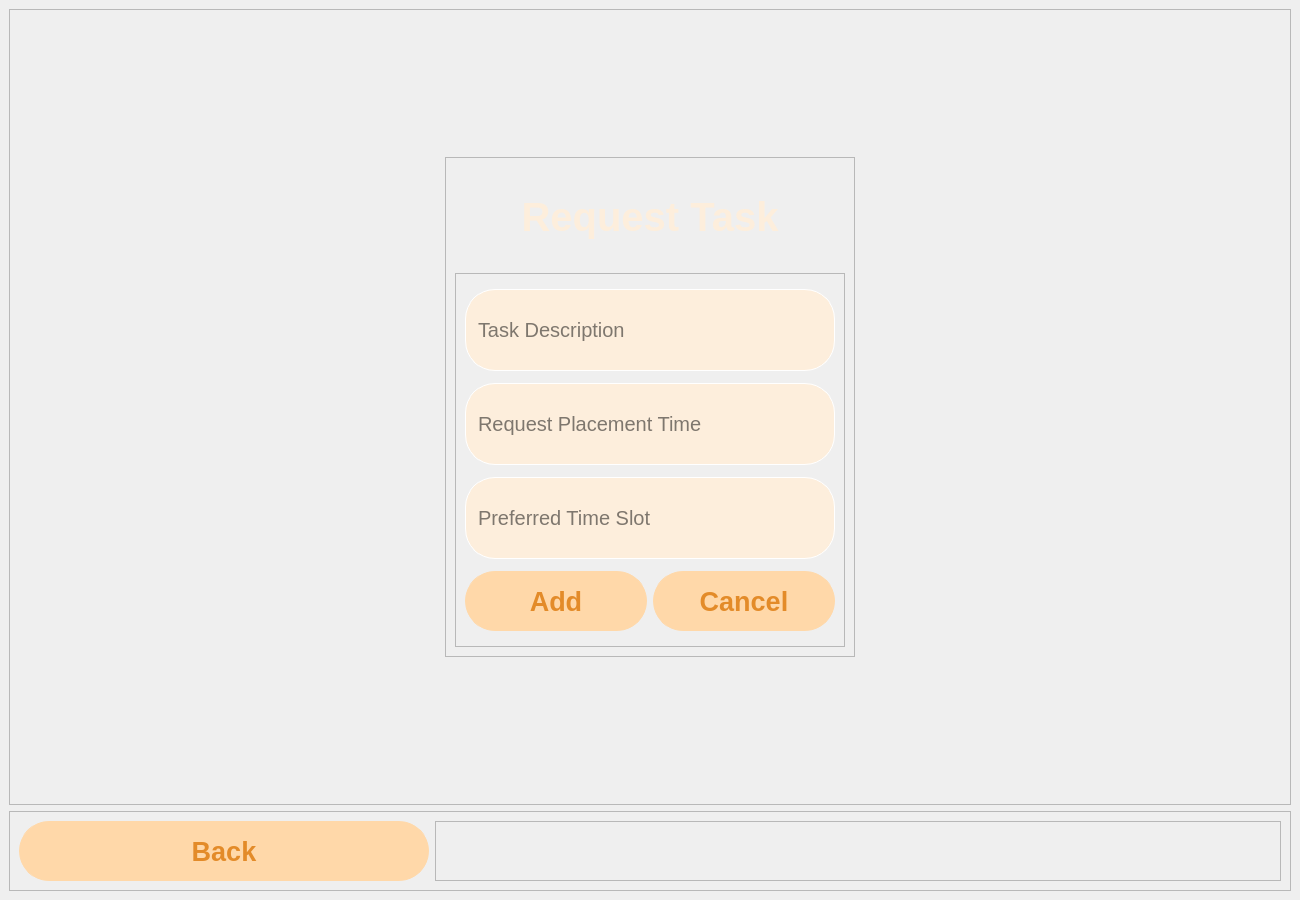
esraa-emary/Task-Worker-Matching, file Forms/requesttask.ui: the form before one commit.
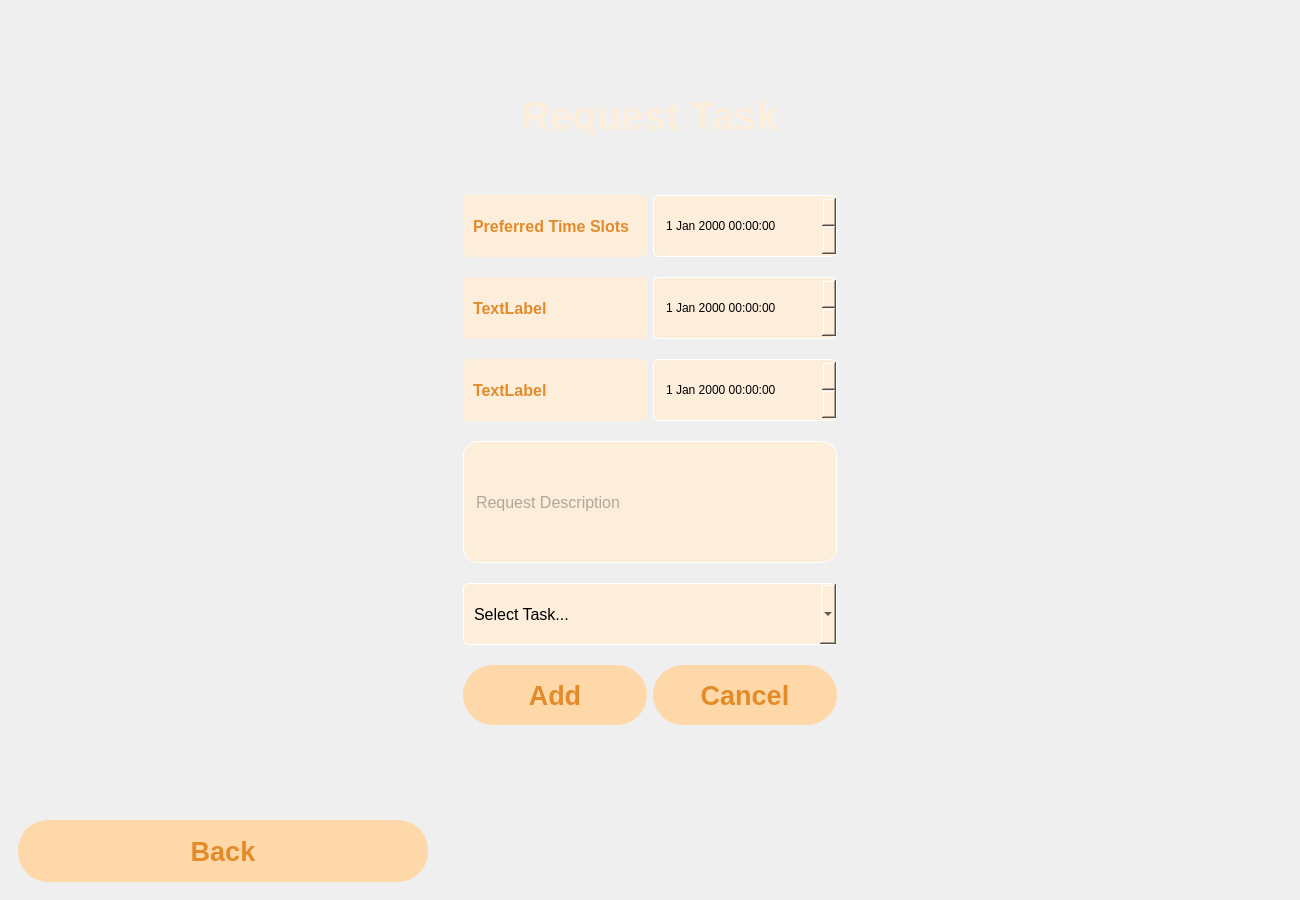
The form after the commit.

Commit message: add workers page, request page

What changed in the file:
```diff
--- a/Forms/requesttask.ui
+++ b/Forms/requesttask.ui
@@ -17,6 +17,24 @@
    <string notr="true"/>
   </property>
   <widget class="QWidget" name="centralwidget">
+   <property name="styleSheet">
+    <string notr="true">#centralwidget {
+    background: qradialgradient(
+        cx: 0.5, cy: 0.5,
+        fx: 0.5, fy: 0.5,
+        radius: 0.5,
+        stop: 0.2981 rgba(241, 166, 97, 255),
+        stop: 1 rgba(227, 139, 41, 255)
+    );
+}
+QFrame {
+    background: transparent;
+    border: none;
+}
+QLineEdit{
+	color: rgb(0, 0, 0,0.6);
+}</string>
+   </property>
    <layout class="QGridLayout" name="gridLayout">
     <item row="0" column="0">
      <widget class="QFrame" name="frame_4">
@@ -32,7 +50,7 @@
          <property name="maximumSize">
           <size>
            <width>410</width>
-           <height>500</height>
+           <height>700</height>
           </size>
          </property>
          <property name="frameShape">
@@ -70,14 +88,22 @@
           <item row="1" column="0" colspan="2">
            <widget class="QFrame" name="frame_2">
             <property name="styleSheet">
-             <string notr="true">QLineEdit{
-	height: 80px;
-	border-radius: 10px;
-	border: 1px solid #fff;
-	padding-left:10px;
+             <string notr="true">QLineEdit,QComboBox,QDateTimeEdit {
+    height: 60px;
+    border-radius: 5px;
+    border: 1px solid #fff;
+    padding-left: 10px;
+    background-color: #FDEEDC;
+}
+
+QLabel{
 	background-color: #FDEEDC;
+color:#E38B29;
+    border-radius: 5px;
+}
 
-border-radius: 30px;
+QComboBox::drop-down,QComboBox::down-arrow  {
+	margin:20px;
 }
 
 QPushButton{
@@ -105,8 +131,67 @@
              <property name="topMargin">
               <number>9</number>
              </property>
-             <item row="3" column="1">
-              <widget class="QPushButton" name="pushButton">
+             <item row="0" column="0">
+              <widget class="QLabel" name="label">
+               <property name="font">
+                <font>
+                 <pointsize>12</pointsize>
+                 <bold>true</bold>
+                </font>
+               </property>
+               <property name="text">
+                <string>Preferred Time Slots</string>
+               </property>
+               <property name="alignment">
+                <set>Qt::AlignmentFlag::AlignLeading|Qt::AlignmentFlag::AlignLeft|Qt::AlignmentFlag::AlignVCenter</set>
+               </property>
+               <property name="indent">
+                <number>10</number>
+               </property>
+              </widget>
+             </item>
+             <item row="4" column="0" colspan="2">
+              <widget class="QComboBox" name="comboBox">
+               <property name="font">
+                <font>
+                 <pointsize>12</pointsize>
+                </font>
+               </property>
+               <property name="styleSheet">
+                <string notr="true"/>
+               </property>
+               <property name="placeholderText">
+                <string>Select Task...</string>
+               </property>
+              </widget>
+             </item>
+             <item row="2" column="1">
+              <widget class="QDateTimeEdit" name="endDate"/>
+             </item>
+             <item row="1" column="0">
+              <widget class="QLabel" name="label_2">
+               <property name="font">
+                <font>
+                 <pointsize>12</pointsize>
+                 <bold>true</bold>
+                </font>
+               </property>
+               <property name="text">
+                <string>TextLabel</string>
+               </property>
+               <property name="alignment">
+                <set>Qt::AlignmentFlag::AlignLeading|Qt::AlignmentFlag::AlignLeft|Qt::AlignmentFlag::AlignVCenter</set>
+               </property>
+               <property name="indent">
+                <number>10</number>
+               </property>
+              </widget>
+             </item>
+             <item row="1" column="1">
+              <widget class="QDateTimeEdit" name="startDate"/>
+             </item>
+             <item row="7" column="1">
+              <widget class="QPushButton" name="cancel">
                <property name="maximumSize">
                 <size>
                  <width>16777215</width>
@@ -127,32 +212,27 @@
                </property>
               </widget>
              </item>
-             <item row="0" column="0" colspan="2">
-              <widget class="QLineEdit" name="taskId">
+             <item row="2" column="0">
+              <widget class="QLabel" name="label_3">
                <property name="font">
                 <font>
-                 <pointsize>15</pointsize>
+                 <pointsize>12</pointsize>
+                 <bold>true</bold>
                 </font>
                </property>
-               <property name="placeholderText">
-                <string>Task Description</string>
+               <property name="text">
+                <string>TextLabel</string>
                </property>
-              </widget>
-             </item>
-             <item row="1" column="0" colspan="2">
-              <widget class="QLineEdit" name="requestPlacementTime">
-               <property name="font">
-                <font>
-                 <pointsize>15</pointsize>
-                </font>
+               <property name="alignment">
+                <set>Qt::AlignmentFlag::AlignLeading|Qt::AlignmentFlag::AlignLeft|Qt::AlignmentFlag::AlignVCenter</set>
                </property>
-               <property name="placeholderText">
-                <string>Request Placement Time</string>
+               <property name="indent">
+                <number>10</number>
                </property>
               </widget>
              </item>
-             <item row="3" column="0">
-              <widget class="QPushButton" name="submit">
+             <item row="7" column="0">
+              <widget class="QPushButton" name="add">
                <property name="maximumSize">
                 <size>
                  <width>16777215</width>
@@ -173,18 +253,29 @@
                </property>
               </widget>
              </item>
-             <item row="2" column="0" colspan="2">
-              <widget class="QLineEdit" name="preferredTimeSlot">
+             <item row="0" column="1">
+              <widget class="QDateTimeEdit" name="preferredTimeSlots"/>
+             </item>
+             <item row="3" column="0" colspan="2">
+              <widget class="QLineEdit" name="description">
                <property name="font">
                 <font>
-                 <pointsize>15</pointsize>
+                 <pointsize>12</pointsize>
                 </font>
                </property>
-               <property name="text">
-                <string/>
+               <property name="styleSheet">
+                <string notr="true">QLineEdit{
+	height: 120px;
+	border-radius: 10px;
+	border: 1px solid #fff;
+	padding-left:10px;
+	background-color: #FDEEDC;
+
+border-radius: 15px;
+}</string>
                </property>
                <property name="placeholderText">
-                <string>Preferred Time Slot</string>
+                <string>Request Description</string>
                </property>
               </widget>
              </item>
```
The commit also changes 13 other files.
